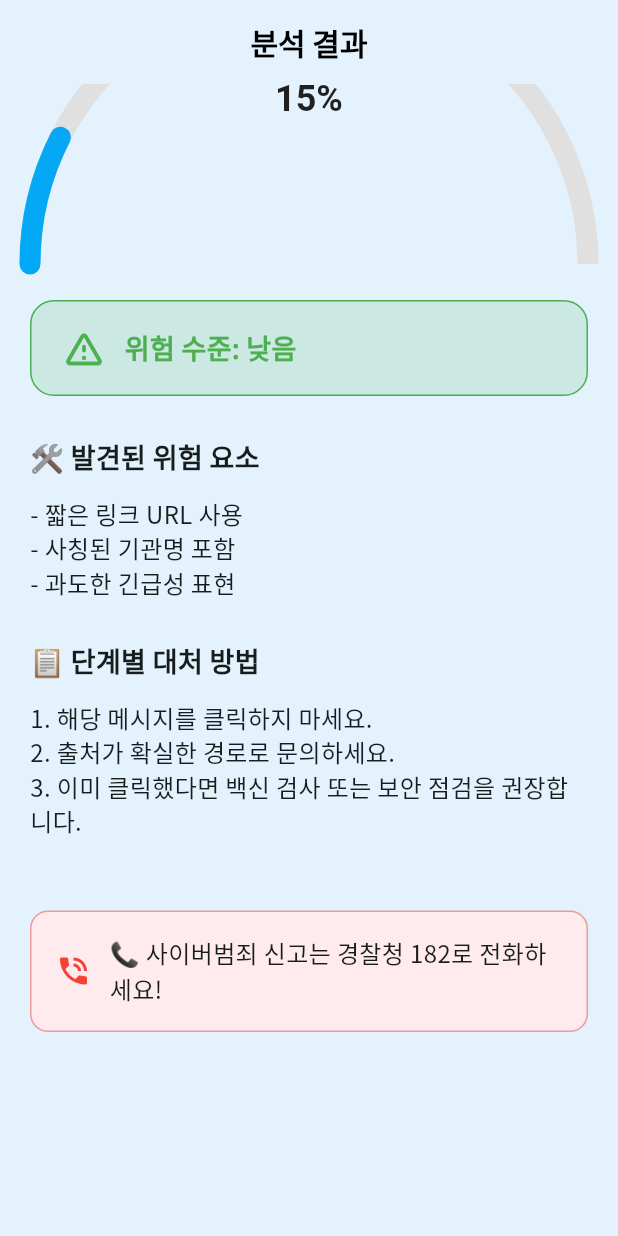
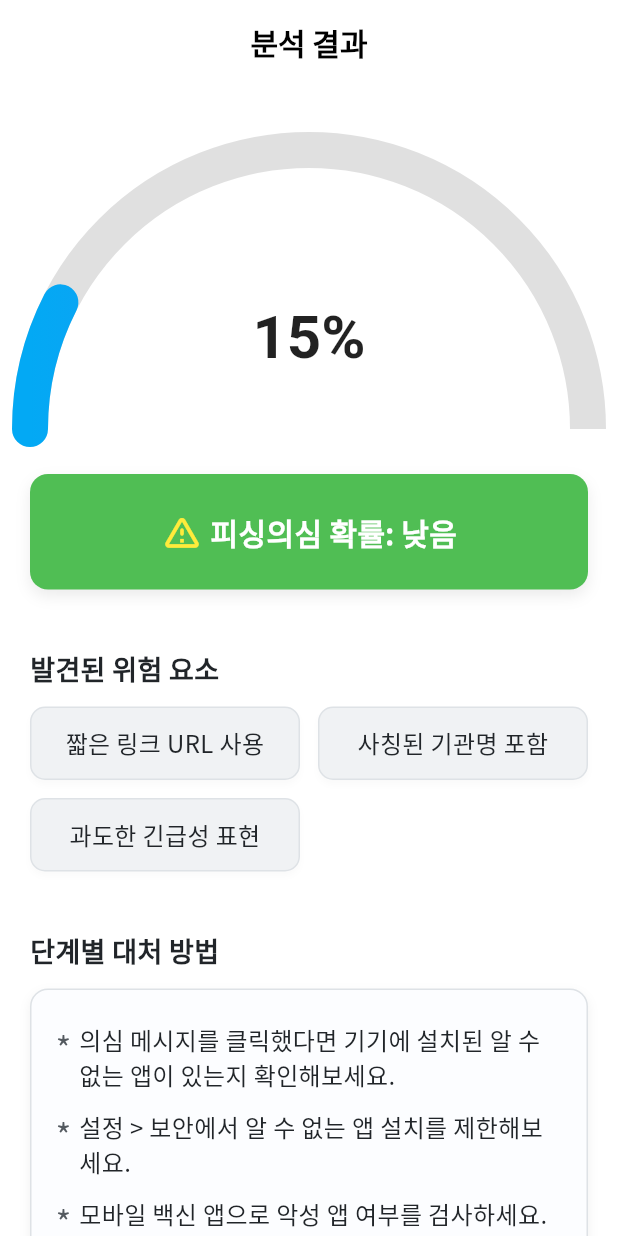
Before and after one commit to meongtamjeongai/meongtamjeongai-app, a Flutter app: the ResultDetailScreen screen opened by its route, on a phone screen of 412 x 824 dp. Run offline on Flutter 3.47's test engine with Material 3 defaults, Android fonts, the light colour scheme and no system bars; our stand-ins replace dio, firebase_auth, firebase_core, flutter_secure_storage, get_it, go_router and 4 more; accounts and stored records are empty.

Commit message:
feat: 피싱 탐지 기능 개선 및 UI 업데이트
- 피싱 탐지 메인 화면:
  - `dart:io` 임포트 추가 (파일 관련 작업).
  - `StatefulWidget`으로 변경하여 이미지 선택 상태 관리.
  - 이미지 선택 콜백 함수 (`_onImagesChanged`) 추가.
  - '피싱 조사하기' 버튼 클릭 시 이미지 선택 여부 검사 후 결과 화면으로 이동하는 로직 추가.
  - 이미지 선택이 안 된 경우 경고 다이얼로그 표시.
  - `ImagePickerWidget`에 이미지 변경 콜백 함수 전달.

- 피싱 탐지 결과 상세 화면:
  - 배경색 흰색으로 변경.
  - 스크롤 가능하도록 `SingleChildScrollView` 추가.
  - UI 레이아웃 개선 및 간격 조정.
  - 발견된 위험 요소, 단계별 대처 방법, 긴급 연락처 카드 추가.
  - 컴포넌트 재사용을 위해 기존 텍스트 기반 위험 요소 및 대처 방법 UI를 별도 위젯으로 분리 (`DetectedRisksCard`, `HandlingStepsCard`).

- 분석 진행률 표시 위젯 (`AnalysisProgressBar`):
  - 폰트 크기 및 스타일 변경.

- 긴급 연락처 카드 (`EmergencyContactCard`):
  - UI 스타일 및 색상 변경 (분홍색 테두리 및 아이콘).
  - 가운데 정렬 적용.

- 단계별 대처 방법 카드 (`HandlingStepsCard`):
  - UI 스타일 및 색상 변경.
  - 대처 방법 목록 추가 및 동적 생성.

- 이미지 선택 위젯 (`ImagePickerWidget`):
  - 이미지 선택 시 부모 위젯에 알리는 콜백 함수 추가 (`onImagesChanged`).
  - 피싱 의심 이미지 선택 설명 텍스트 수정.

- 결과 시각화 위젯 (`ResultVisualization`):
  - 폰트 크기 및 위치 조정.
  - 게이지 바 두께 조정.

- 위험 수준 표시 위젯 (`RiskLevelIndicator`):
  - UI 스타일 및 색상 변경 (노란색 경고 아이콘, 흰색 텍스트).
  - 피싱 의심 확률 문구 추가.
  - 위험 수준 레이블 및 색상 변경 (낮음, 위험, 높음).

- 새로운 위젯 추가:
  - `DetectedRisksCard`: 발견된 위험 요소를 표시하는 카드 위젯.
  - `HandlingStepsCard`: 단계별 대처 방법을 표시하는 카드 위젯.

```diff
--- a/meongtamjeong/lib/features/phishing_detection/presentation/screens/detection_main_screen.dart
+++ b/meongtamjeong/lib/features/phishing_detection/presentation/screens/detection_main_screen.dart
@@ -1,3 +1,4 @@
+import 'dart:io';
 import 'package:flutter/material.dart';
 import 'package:go_router/go_router.dart';
 import 'package:meongtamjeong/features/phishing_detection/presentation/widgets/image_picker_widget.dart';
@@ -6,8 +7,42 @@ import 'package:meongtamjeong/navigation/widgets/custom_bottom_nav_bar.dart';
 import 'package:provider/provider.dart';
 import 'package:meongtamjeong/features/character_selection/logic/providers/character_provider.dart';
 
-class DetectionMainScreen extends StatelessWidget {
+class DetectionMainScreen extends StatefulWidget {
   const DetectionMainScreen({super.key});
+
+  @override
+  State<DetectionMainScreen> createState() => _DetectionMainScreenState();
+}
+
+class _DetectionMainScreenState extends State<DetectionMainScreen> {
+  List<File> selectedImages = [];
+
+  void _onImagesChanged(List<File> images) {
+    setState(() {
+      selectedImages = images;
+    });
+  }
+
+  void _handleInvestigation(BuildContext context) {
+    if (selectedImages.isEmpty) {
+      showDialog(
+        context: context,
+        builder:
+            (_) => AlertDialog(
+              title: const Text('⚠️ 이미지가 필요합니다'),
+              content: const Text('이미지를 올려주셔야 피싱 조사가 가능합니다!'),
+              actions: [
+                TextButton(
+                  onPressed: () => Navigator.of(context).pop(),
+                  child: const Text('확인'),
+                ),
+              ],
+            ),
+      );
+    } else {
+      context.push('/result');
+    }
+  }
 
   @override
   Widget build(BuildContext context) {
@@ -55,15 +90,13 @@ class DetectionMainScreen extends StatelessWidget {
               ),
             ),
             const SizedBox(height: 40),
-            const ImagePickerWidget(),
+            ImagePickerWidget(onImagesChanged: _onImagesChanged),
             const SizedBox(height: 20),
             SizedBox(
               width: double.infinity,
               height: 56,
               child: ElevatedButton.icon(
-                onPressed: () {
-                  context.push('/result'); // 예: 분석 로딩 화면
-                },
+                onPressed: () => _handleInvestigation(context),
                 icon: const Icon(Icons.shield, color: Colors.white),
                 label: const Text(
                   '피싱 조사하기',
--- a/meongtamjeong/lib/features/phishing_detection/presentation/screens/result_detail_screen.dart
+++ b/meongtamjeong/lib/features/phishing_detection/presentation/screens/result_detail_screen.dart
@@ -1,5 +1,7 @@
 import 'dart:math';
 import 'package:flutter/material.dart';
+import 'package:meongtamjeong/features/phishing_detection/presentation/widgets/detected_risks_card.dart';
+import 'package:meongtamjeong/features/phishing_detection/presentation/widgets/handling_steps_card.dart';
 import 'package:meongtamjeong/features/phishing_detection/presentation/widgets/emergency_contact_card.dart';
 import 'package:meongtamjeong/features/phishing_detection/presentation/widgets/result_visualization.dart';
 import 'package:meongtamjeong/features/phishing_detection/presentation/widgets/risk_level_indicator.dart';
@@ -9,12 +11,12 @@ class ResultDetailScreen extends StatelessWidget {
 
   @override
   Widget build(BuildContext context) {
-    final int score = Random().nextInt(101); // ✅ 0~100 사이 랜덤 점수 생성
+    final int score = Random().nextInt(101);
 
     return Scaffold(
-      backgroundColor: const Color(0xFFE3F2FD), // 파란 계열 배경
+      backgroundColor: Colors.white,
       appBar: AppBar(
-        backgroundColor: const Color(0xFFE3F2FD),
+        backgroundColor: Colors.white,
         foregroundColor: Colors.black,
         elevation: 0,
         title: const Text(
@@ -23,39 +25,25 @@ class ResultDetailScreen extends StatelessWidget {
         ),
         centerTitle: true,
       ),
-      body: Padding(
+      body: SingleChildScrollView(
+        // ✅ 스크롤 가능하게 만듦
+        child: Padding(
           padding: const EdgeInsets.all(20),
           child: Column(
             crossAxisAlignment: CrossAxisAlignment.stretch,
             children: [
+              const SizedBox(height: 110),
               ResultVisualization(score: score),
-            const SizedBox(height: 24),
+              const SizedBox(height: 10),
               RiskLevelIndicator(score: score),
-            const SizedBox(height: 28),
-            const Text(
-              '🛠️ 발견된 위험 요소',
-              style: TextStyle(fontSize: 18, fontWeight: FontWeight.bold),
+              const SizedBox(height: 40),
+              const DetectedRisksCard(),
+              const SizedBox(height: 40),
+              const HandlingStepsCard(),
+              const EmergencyContactCard(),
+              const SizedBox(height: 40), // 하단 여백 추가
+            ],
           ),
-            const SizedBox(height: 12),
-            const Text(
-              '- 짧은 링크 URL 사용\n- 사칭된 기관명 포함\n- 과도한 긴급성 표현',
-              style: TextStyle(fontSize: 16),
-            ),
-            const SizedBox(height: 28),
-            const Text(
-              '📋 단계별 대처 방법',
-              style: TextStyle(fontSize: 18, fontWeight: FontWeight.bold),
-            ),
-            const SizedBox(height: 12),
-            const Text(
-              '1. 해당 메시지를 클릭하지 마세요.\n'
-              '2. 출처가 확실한 경로로 문의하세요.\n'
-              '3. 이미 클릭했다면 백신 검사 또는 보안 점검을 권장합니다.',
-              style: TextStyle(fontSize: 16),
-            ),
-            const SizedBox(height: 28),
-            const EmergencyContactCard(), // 사이버 경찰청 연락처 포함
-          ],
         ),
       ),
     );
--- a/meongtamjeong/lib/features/phishing_detection/presentation/widgets/analysis_progress_bar.dart
+++ b/meongtamjeong/lib/features/phishing_detection/presentation/widgets/analysis_progress_bar.dart
@@ -16,7 +16,11 @@ class AnalysisProgressBar extends StatelessWidget {
         child: Center(
           child: Text(
             '${percentage.toStringAsFixed(0)}%',
-            style: const TextStyle(fontSize: 28, fontWeight: FontWeight.bold),
+            style: const TextStyle(
+              fontSize: 44,
+              fontWeight: FontWeight.w800,
+              color: Colors.black87,
+            ),
           ),
         ),
       ),
--- /dev/null
+++ b/meongtamjeong/lib/features/phishing_detection/presentation/widgets/detected_risks_card.dart
@@ -0,0 +1,69 @@
+import 'package:flutter/material.dart';
+
+class DetectedRisksCard extends StatelessWidget {
+  const DetectedRisksCard({super.key});
+
+  @override
+  Widget build(BuildContext context) {
+    final List<String> risks = ['짧은 링크 URL 사용', '사칭된 기관명 포함', '과도한 긴급성 표현'];
+
+    return Column(
+      crossAxisAlignment: CrossAxisAlignment.start, // 제목 왼쪽 정렬
+      children: [
+        const Text(
+          '발견된 위험 요소',
+          style: TextStyle(
+            fontSize: 18,
+            fontWeight: FontWeight.bold,
+            color: Color(0xFF212529),
+          ),
+        ),
+        const SizedBox(height: 12),
+        Wrap(
+          spacing: 12,
+          runSpacing: 12,
+          children:
+              risks.map((risk) {
+                return SizedBox(
+                  width: (MediaQuery.of(context).size.width - 40 - 12) / 2,
+                  child: Container(
+                    padding: const EdgeInsets.symmetric(
+                      horizontal: 14,
+                      vertical: 12,
+                    ),
+                    decoration: BoxDecoration(
+                      color: const Color.fromARGB(
+                        255,
+                        240,
+                        242,
+                        244,
+                      ), // 밝고 세련된 연그레이
+                      borderRadius: BorderRadius.circular(10),
+                      border: Border.all(color: const Color(0xFFDEE2E6)),
+                      boxShadow: [
+                        BoxShadow(
+                          color: Colors.black.withOpacity(
+                            0.02,
+                          ), // 그림자 색 (살짝 어두운 회색)
+                          blurRadius: 3, // 흐림 정도
+                          offset: const Offset(0, 3), // 위치 (x, y)
+                        ),
+                      ],
+                    ),
+                    child: Text(
+                      risk,
+                      textAlign: TextAlign.center, // ✅ 박스 안 텍스트는 가운데 정렬
+                      style: const TextStyle(
+                        fontSize: 16,
+                        color: Color(0xFF212529),
+                        fontWeight: FontWeight.w500,
+                      ),
+                    ),
+                  ),
+                );
+              }).toList(),
+        ),
+      ],
+    );
+  }
+}
--- a/meongtamjeong/lib/features/phishing_detection/presentation/widgets/emergency_contact_card.dart
+++ b/meongtamjeong/lib/features/phishing_detection/presentation/widgets/emergency_contact_card.dart
@@ -5,22 +5,31 @@ class EmergencyContactCard extends StatelessWidget {
 
   @override
   Widget build(BuildContext context) {
+    const Color borderColor = Color(0xFFFF3B30); // 쨍한 분홍 테두리
+
     return Container(
-      padding: const EdgeInsets.all(16),
+      padding: const EdgeInsets.symmetric(horizontal: 16, vertical: 20),
       margin: const EdgeInsets.only(top: 20),
       decoration: BoxDecoration(
-        color: Colors.red.shade50,
+        color: Colors.white, // 배경 흰색
         borderRadius: BorderRadius.circular(12),
-        border: Border.all(color: Colors.red.shade200),
+        border: Border.all(
+          color: const Color.fromARGB(255, 250, 153, 148),
+          width: 2,
+        ), // 테두리 강조
       ),
-      child: const Row(
-        children: [
-          Icon(Icons.phone_in_talk, color: Colors.red),
+      child: Row(
+        mainAxisAlignment: MainAxisAlignment.center, // 가운데 정렬
+        crossAxisAlignment: CrossAxisAlignment.center,
+        children: const [
+          Icon(Icons.phone_in_talk, color: borderColor, size: 28), // 분홍색 아이콘
           SizedBox(width: 12),
-          Expanded(
-            child: Text(
-              '📞 사이버범죄 신고는 경찰청 182로 전화하세요!',
-              style: TextStyle(fontSize: 16, fontWeight: FontWeight.w500),
+          Text(
+            '사이버범죄 신고는 경찰청 182로 전화하세요!',
+            style: TextStyle(
+              fontSize: 16,
+              fontWeight: FontWeight.w600,
+              color: Colors.black87, // 검정 텍스트
             ),
           ),
         ],
--- a/meongtamjeong/lib/features/phishing_detection/presentation/widgets/handling_steps_card.dart
+++ b/meongtamjeong/lib/features/phishing_detection/presentation/widgets/handling_steps_card.dart
@@ -5,27 +5,73 @@ class HandlingStepsCard extends StatelessWidget {
 
   @override
   Widget build(BuildContext context) {
-    return Container(
-      margin: const EdgeInsets.symmetric(vertical: 20),
+    final List<String> steps = [
+      '의심 메시지를 클릭했다면 기기에 설치된 알 수 없는 앱이 있는지 확인해보세요.',
+      '설정 > 보안에서 알 수 없는 앱 설치를 제한해보세요.',
+      '모바일 백신 앱으로 악성 앱 여부를 검사하세요.',
+      '피해 사례는 주변 지인에게도 공유해 2차 피해를 막아주세요.',
+    ];
+
+    return Column(
+      crossAxisAlignment: CrossAxisAlignment.start,
+      children: [
+        const Text(
+          '단계별 대처 방법',
+          style: TextStyle(
+            fontSize: 18,
+            fontWeight: FontWeight.bold,
+            color: Color(0xFF212529),
+          ),
+        ),
+        const SizedBox(height: 12),
+        Container(
           padding: const EdgeInsets.all(16),
           decoration: BoxDecoration(
-        color: Colors.lightBlue.shade50,
-        borderRadius: BorderRadius.circular(16),
-        border: Border.all(color: Colors.blue.shade100),
+            color: const Color.fromARGB(255, 252, 253, 255), // 밝은 회색 배경
+            borderRadius: BorderRadius.circular(12),
+            border: Border.all(color: const Color(0xFFDEE2E6)),
+            boxShadow: [
+              BoxShadow(
+                color: Colors.black.withOpacity(0.06),
+                blurRadius: 6,
+                offset: const Offset(0, 3),
               ),
-      child: const Column(
+            ],
+          ),
+          child: Column(
+            crossAxisAlignment: CrossAxisAlignment.start,
+            children:
+                steps
+                    .map(
+                      (step) => Padding(
+                        padding: const EdgeInsets.symmetric(vertical: 6),
+                        child: Row(
                           crossAxisAlignment: CrossAxisAlignment.start,
                           children: [
-          Text(
-            '📌 단계별 대처 방법',
-            style: TextStyle(fontSize: 17, fontWeight: FontWeight.bold),
+                            const Text(
+                              '* ',
+                              style: TextStyle(
+                                fontSize: 22,
+                                color: Color.fromARGB(255, 83, 89, 95),
                               ),
-          SizedBox(height: 10),
-          Text('1. 의심 메시지는 절대 클릭하지 마세요.'),
-          Text('2. 발신자 정보를 확인하고 차단하세요.'),
-          Text('3. 관련 기관에 신고하세요 (예: 경찰청 182).'),
+                            ),
+                            Expanded(
+                              child: Text(
+                                step,
+                                style: const TextStyle(
+                                  fontSize: 16,
+                                  color: Color(0xFF212529),
+                                ),
+                              ),
+                            ),
                           ],
                         ),
+                      ),
+                    )
+                    .toList(),
+          ),
+        ),
+      ],
     );
   }
 }
--- a/meongtamjeong/lib/features/phishing_detection/presentation/widgets/image_picker_widget.dart
+++ b/meongtamjeong/lib/features/phishing_detection/presentation/widgets/image_picker_widget.dart
@@ -3,7 +3,9 @@ import 'package:flutter/material.dart';
 import 'package:image_picker/image_picker.dart';
 
 class ImagePickerWidget extends StatefulWidget {
-  const ImagePickerWidget({super.key});
+  final void Function(List<File>)? onImagesChanged; // ✅ 콜백 추가
+
+  const ImagePickerWidget({super.key, this.onImagesChanged});
 
   @override
   State<ImagePickerWidget> createState() => _ImagePickerWidgetState();
@@ -32,6 +34,7 @@ class _ImagePickerWidgetState extends State<ImagePickerWidget> {
       setState(() {
         selectedImages.addAll(newFiles);
       });
+      widget.onImagesChanged?.call(selectedImages); // ✅ 콜백 호출
     }
   }
 
@@ -39,6 +42,7 @@ class _ImagePickerWidgetState extends State<ImagePickerWidget> {
     setState(() {
       selectedImages.remove(file);
     });
+    widget.onImagesChanged?.call(selectedImages); // ✅ 콜백 호출
   }
 
   Widget _buildAddButton() {
@@ -113,7 +117,7 @@ class _ImagePickerWidgetState extends State<ImagePickerWidget> {
             ),
             SizedBox(height: 8),
             Text(
-              '문자, 카카오톡, 이메일등의 피싱 의심 이미지를 선택하세요',
+              '문자, 카카오톡, 이메일 등의 피싱 의심 이미지를 선택하세요',
               style: TextStyle(fontSize: 15, color: Colors.blueGrey),
               textAlign: TextAlign.center,
             ),
--- a/meongtamjeong/lib/features/phishing_detection/presentation/widgets/result_visualization.dart
+++ b/meongtamjeong/lib/features/phishing_detection/presentation/widgets/result_visualization.dart
@@ -2,14 +2,12 @@ import 'package:flutter/material.dart';
 import 'dart:math';
 
 class ResultVisualization extends StatelessWidget {
-  final int score; // 0 ~ 100
+  final int score;
 
   const ResultVisualization({super.key, required this.score});
 
   @override
   Widget build(BuildContext context) {
-    final double angle = pi * score / 100;
-
     return CustomPaint(
       size: const Size(200, 100),
       painter: _GaugePainter(score: score),
@@ -27,7 +25,7 @@ class _GaugePainter extends CustomPainter {
     final Paint basePaint =
         Paint()
           ..color = Colors.grey.shade300
-          ..strokeWidth = 14
+          ..strokeWidth = 24
           ..style = PaintingStyle.stroke;
 
     final Paint arcPaint =
@@ -35,7 +33,7 @@ class _GaugePainter extends CustomPainter {
           ..shader = const LinearGradient(
             colors: [Colors.lightBlue, Colors.blue, Colors.red],
           ).createShader(Rect.fromLTWH(0, 0, size.width, size.height))
-          ..strokeWidth = 14
+          ..strokeWidth = 24
           ..style = PaintingStyle.stroke
           ..strokeCap = StrokeCap.round;
 
@@ -62,7 +60,7 @@ class _GaugePainter extends CustomPainter {
       text: TextSpan(
         text: '$score%',
         style: const TextStyle(
-          fontSize: 24,
+          fontSize: 40,
           fontWeight: FontWeight.bold,
           color: Colors.black87,
         ),
@@ -72,7 +70,7 @@ class _GaugePainter extends CustomPainter {
 
     final offset = Offset(
       center.dx - textPainter.width / 2,
-      center.dy - radius / 1.5,
+      center.dy - radius / 2.2,
     );
 
     textPainter.paint(canvas, offset);
--- a/meongtamjeong/lib/features/phishing_detection/presentation/widgets/risk_level_indicator.dart
+++ b/meongtamjeong/lib/features/phishing_detection/presentation/widgets/risk_level_indicator.dart
@@ -8,25 +8,46 @@ class RiskLevelIndicator extends StatelessWidget {
   @override
   Widget build(BuildContext context) {
     final String label = _riskLabel(score);
-    final Color color = _riskColor(score);
+    final Color bgColor = _riskColor(score);
 
     return Container(
-      padding: const EdgeInsets.symmetric(vertical: 16, horizontal: 20),
+      padding: const EdgeInsets.symmetric(horizontal: 16, vertical: 24),
+      margin: const EdgeInsets.only(top: 20),
       decoration: BoxDecoration(
-        color: color.withOpacity(0.15),
-        borderRadius: BorderRadius.circular(16),
-        border: Border.all(color: color),
+        color: bgColor,
+        borderRadius: BorderRadius.circular(12),
+        boxShadow: [
+          BoxShadow(
+            color: Colors.black.withOpacity(0.08),
+            blurRadius: 8,
+            offset: const Offset(0, 4),
+          ),
+        ],
       ),
       child: Row(
+        mainAxisAlignment: MainAxisAlignment.center, // 수평 가운데
+        crossAxisAlignment: CrossAxisAlignment.center, // 수직 가운데
         children: [
-          Icon(Icons.warning_amber_rounded, color: color, size: 30),
-          const SizedBox(width: 12),
+          const Icon(
+            Icons.warning_amber_rounded,
+            color: Colors.yellow,
+            size: 28,
+          ),
+          const SizedBox(width: 5),
+          const Text(
+            '피싱의심 확률: ',
+            style: TextStyle(
+              fontSize: 20,
+              fontWeight: FontWeight.w600,
+              color: Colors.white,
+            ),
+          ),
           Text(
-            '위험 수준: $label',
-            style: TextStyle(
-              color: color,
-              fontSize: 18,
-              fontWeight: FontWeight.bold,
+            _riskLabel(score),
+            style: const TextStyle(
+              fontSize: 20,
+              fontWeight: FontWeight.w800,
+              color: Colors.white,
             ),
           ),
         ],
@@ -34,15 +55,15 @@ class RiskLevelIndicator extends StatelessWidget {
     );
   }
 
-  String _riskLabel(int score) {
-    if (score < 30) return '낮음';
-    if (score < 70) return '중간';
+  static String _riskLabel(int score) {
+    if (score < 20) return '낮음';
+    if (score < 60) return '위험';
     return '높음';
   }
 
-  Color _riskColor(int score) {
-    if (score < 30) return Colors.green;
-    if (score < 70) return Colors.orange;
-    return Colors.red;
+  static Color _riskColor(int score) {
+    if (score < 20) return const Color.fromARGB(255, 80, 190, 84); // 쨍한 초록
+    if (score < 60) return const Color.fromARGB(255, 243, 146, 1); // 쨍한 주황
+    return const Color(0xFFF44336); // 쨍한 빨강
   }
 }
```
Lines whose indentation alone changed are shown as unchanged.
